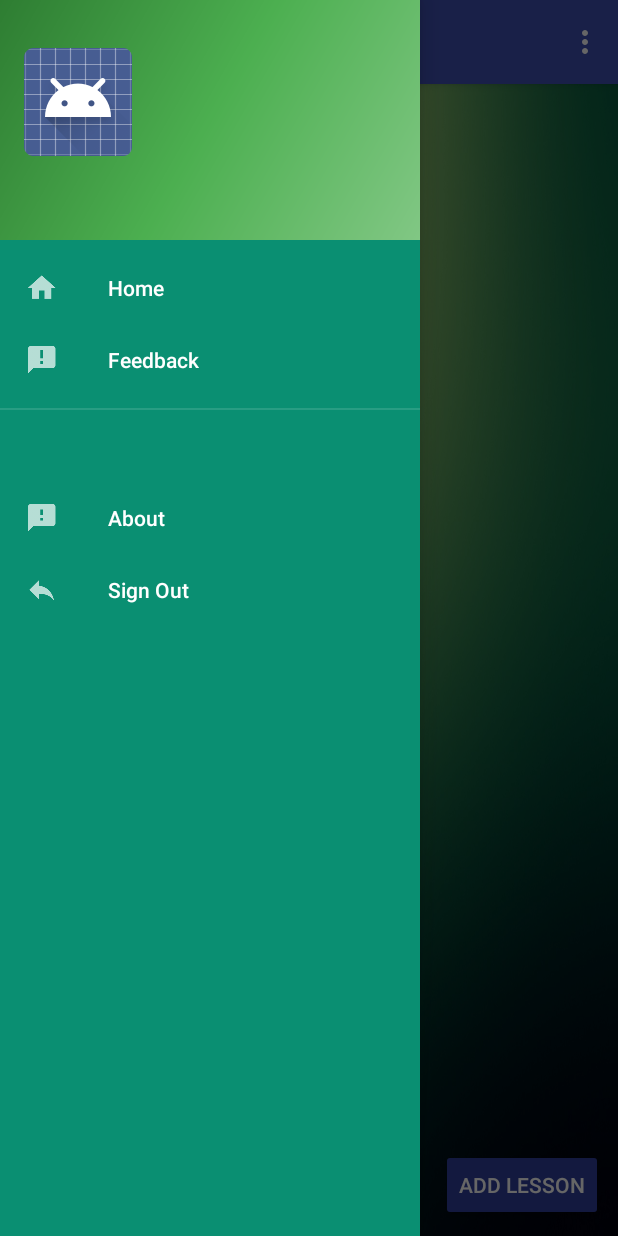
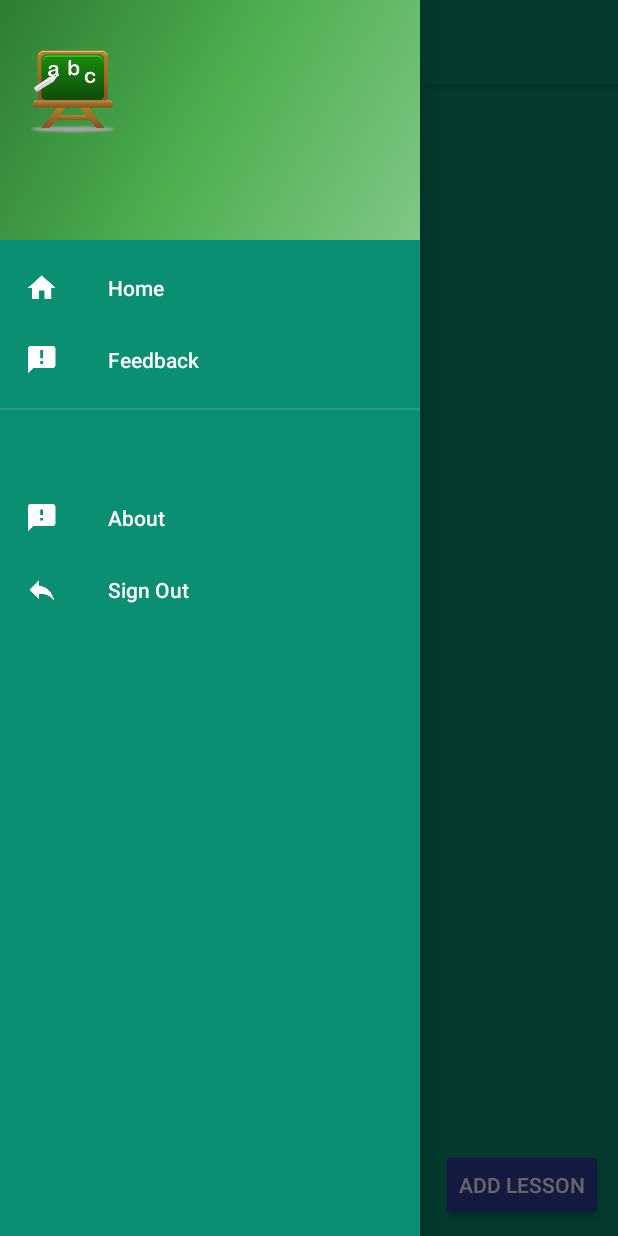
Before and after one commit to prasannadeshappriya/TutionClass-MobileApp, an Android app: the HomeActivity screen opened directly, with no data from a screen before it, with the side drawer open, on a phone screen of 412 x 824 dp. Run offline under Robolectric (Android 15) with nearby library versions, the phone set to English and light mode, and no system bars.

Commit message:
Code improvements and ui development

```diff
--- a/app/src/main/java/com/example/prasanna/tutionclass/UI/LoginActivity.java
+++ b/app/src/main/java/com/example/prasanna/tutionclass/UI/LoginActivity.java
@@ -1,6 +1,8 @@
 package com.example.prasanna.tutionclass.UI;
 
 import android.content.Intent;
+import android.os.Build;
+import android.support.annotation.RequiresApi;
 import android.support.v7.app.AppCompatActivity;
 import android.os.Bundle;
 import android.view.View;
@@ -59,6 +61,7 @@ public class LoginActivity extends AppCompatActivity {
         );
     }
 
+    @RequiresApi(api = Build.VERSION_CODES.JELLY_BEAN)
     private void initAutoLogin() {
         User user = user_dao.getLoginUser();
         if(user!=null){
@@ -66,12 +69,14 @@ public class LoginActivity extends AppCompatActivity {
             i.putExtra("user_email", user.getEmail());
             i.putExtra("user_name", user.getName());
             i.putExtra("user_id", String.valueOf(user.getId()));
+            finishAffinity();
             startActivity(i);
             overridePendingTransition(android.R.anim.slide_in_left,
                     android.R.anim.slide_out_right);
         }
     }
 
+    @RequiresApi(api = Build.VERSION_CODES.JELLY_BEAN)
     private void signIn(){
         if(validate()){
             String email = input_email.getText().toString();
@@ -93,6 +98,7 @@ public class LoginActivity extends AppCompatActivity {
             i.putExtra("user_email", user.getEmail());
             i.putExtra("user_name", user.getName());
             i.putExtra("user_id", String.valueOf(user.getId()));
+            finishAffinity();
             startActivity(i);
             overridePendingTransition(android.R.anim.slide_in_left,
                     android.R.anim.slide_out_right);
--- /dev/null
+++ b/app/src/main/res/drawable/drawer_item.xml
@@ -0,0 +1,5 @@
+<?xml version="1.0" encoding="utf-8"?>
+<selector xmlns:android="http://schemas.android.com/apk/res/android">
+    <item android:color="@color/white" android:state_checked="true" />
+    <item android:color="@color/white" />
+</selector>
--- /dev/null
+++ b/app/src/main/res/drawable/highlight_color.xml
@@ -0,0 +1,3 @@
+<shape xmlns:android="http://schemas.android.com/apk/res/android" android:shape="rectangle">
+    <solid android:color="#009688"/>
+</shape>
--- /dev/null
+++ b/app/src/main/res/drawable/nav_item_drawable.xml
@@ -0,0 +1,4 @@
+<?xml version="1.0" encoding="utf-8"?>
+<selector xmlns:android="http://schemas.android.com/apk/res/android">
+    <item android:drawable="@drawable/highlight_color" android:state_checked="true"/>
+</selector>
--- a/app/src/main/res/layout/activity_home.xml
+++ b/app/src/main/res/layout/activity_home.xml
@@ -20,6 +20,9 @@
         android:layout_gravity="start"
         android:fitsSystemWindows="true"
         app:headerLayout="@layout/nav_header_home"
-        app:menu="@menu/activity_home_drawer"/>
+        app:menu="@menu/activity_home_drawer"
+        app:itemIconTint="@drawable/drawer_item"
+        app:itemTextColor="@drawable/drawer_item"
+        app:itemBackground="@drawable/nav_item_drawable"/>
 
 </android.support.v4.widget.DrawerLayout>
--- a/app/src/main/res/layout/activity_login.xml
+++ b/app/src/main/res/layout/activity_login.xml
@@ -2,8 +2,7 @@
 <ScrollView xmlns:android="http://schemas.android.com/apk/res/android"
     android:layout_width="fill_parent"
     android:layout_height="fill_parent"
-    android:fitsSystemWindows="true"
-    android:background="@drawable/background3">
+    android:fitsSystemWindows="true">
 
     <LinearLayout
         android:orientation="vertical"
--- a/app/src/main/res/layout/activity_sign_up.xml
+++ b/app/src/main/res/layout/activity_sign_up.xml
@@ -3,8 +3,7 @@
     xmlns:android="http://schemas.android.com/apk/res/android"
     android:layout_width="fill_parent"
     android:layout_height="fill_parent"
-    android:fitsSystemWindows="true"
-    android:background="@drawable/background3">
+    android:fitsSystemWindows="true">
 
     <LinearLayout
         android:orientation="vertical"
--- a/app/src/main/res/layout/content_home.xml
+++ b/app/src/main/res/layout/content_home.xml
@@ -9,7 +9,6 @@
     android:paddingLeft="@dimen/activity_horizontal_margin"
     android:paddingRight="@dimen/activity_horizontal_margin"
     android:paddingTop="@dimen/activity_vertical_margin"
-    android:background="@drawable/background3"
     app:layout_behavior="@string/appbar_scrolling_view_behavior"
     tools:context="com.example.prasanna.tutionclass.UI.HomeActivity"
     tools:showIn="@layout/app_bar_home">
--- a/app/src/main/res/layout/nav_header_home.xml
+++ b/app/src/main/res/layout/nav_header_home.xml
@@ -10,14 +10,15 @@
     android:paddingLeft="@dimen/activity_horizontal_margin"
     android:paddingRight="@dimen/activity_horizontal_margin"
     android:paddingTop="@dimen/activity_vertical_margin"
-    android:theme="@style/ThemeOverlay.AppCompat.Dark">
+    android:theme="@style/ThemeOverlay.AppCompat.Dark"
+    android:weightSum="1">
 
     <ImageView
         android:id="@+id/imageView"
-        android:layout_width="wrap_content"
-        android:layout_height="wrap_content"
+        android:layout_width="65dp"
+        android:layout_height="73dp"
         android:paddingTop="@dimen/nav_header_vertical_spacing"
-        app:srcCompat="@android:drawable/sym_def_app_icon" />
+        app:srcCompat="@drawable/icon" />
 
     <TextView
         android:id="@+id/tvUsername"
--- a/app/src/main/res/menu/home.xml
+++ b/app/src/main/res/menu/home.xml
@@ -1,9 +1,9 @@
 <?xml version="1.0" encoding="utf-8"?>
 <menu xmlns:android="http://schemas.android.com/apk/res/android"
     xmlns:app="http://schemas.android.com/apk/res-auto">
-    <item
-        android:id="@+id/action_settings"
-        android:orderInCategory="100"
-        android:title="@string/action_settings"
-        app:showAsAction="never" />
+    <!--<item-->
+        <!--android:id="@+id/action_settings"-->
+        <!--android:orderInCategory="100"-->
+        <!--android:title="@string/action_settings"-->
+        <!--app:showAsAction="never" />-->
 </menu>
--- a/app/src/main/res/values/colors.xml
+++ b/app/src/main/res/values/colors.xml
@@ -13,7 +13,7 @@
     <!--<color name="icons">#FFFFFF</color>-->
     <!--<color name="divider">#BDBDBD</color>-->
     <color name="light_blue">#27AAD4</color>
-    <color name="primary">#3F51B5</color>
+    <color name="primary">#0A8F72</color>
     <color name="primary_dark">#303F9F</color>
     <color name="primary_light">#C5CAE9</color>
     <color name="accent">#7C4DFF</color>
```
Also changed, not shown: app/src/main/java/com/example/prasanna/tutionclass/UI/HomeActivity.java (+14 -14 lines), app/src/main/ic_launcher-web.png (added), app/src/main/res/drawable-xhdpi-v9/icon.png (added), app/src/main/res/mipmap-hdpi/ic_launcher.png, app/src/main/res/mipmap-mdpi/ic_launcher.png, app/src/main/res/mipmap-xhdpi/ic_launcher.png, app/src/main/res/mipmap-xxhdpi/ic_launcher.png, app/src/main/res/mipmap-xxxhdpi/ic_launcher.png.
